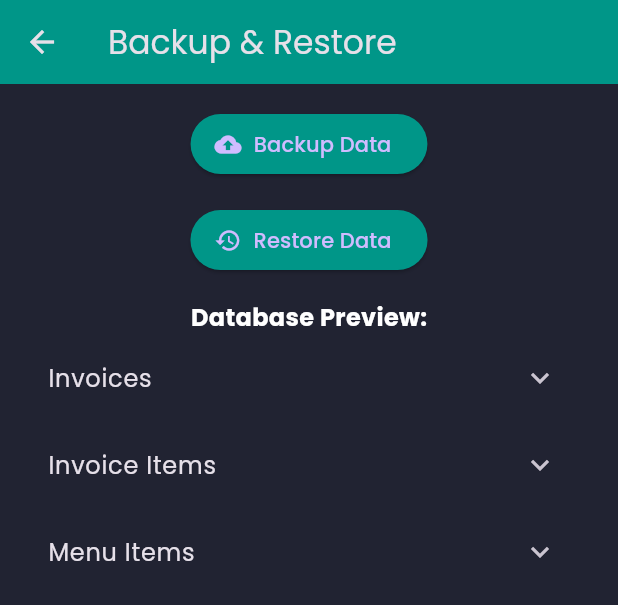
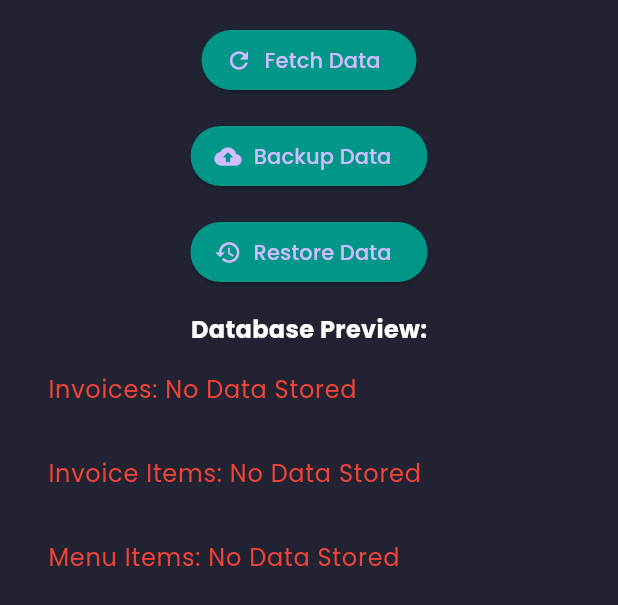
Before and after one commit to Kanglei-Inovations/dinepos, a Flutter app: the Settings widget shown alone on an empty page, opened directly, after a tap on "Restore Data", on a phone screen of 412 x 824 dp. Shown: the top 605 px of the screen. Run offline on Flutter 3.47's test engine with Material 3 defaults, Android fonts, the phone set to English and light mode, and no system bars; our stand-ins replace badges, file_picker, get, google_fonts, hive, hive_flutter and 1 more; accounts and stored records are empty.

Commit message:
backup and restorable database and file

```diff
--- a/lib/pages/settings.dart
+++ b/lib/pages/settings.dart
@@ -6,6 +6,10 @@ import 'package:hive/hive.dart';
 import 'package:archive/archive_io.dart';
 import 'package:file_picker/file_picker.dart';
 import 'package:share_plus/share_plus.dart';
+import 'package:provider/provider.dart';
+
+import '../provider/InvoiceProvider.dart';
+import '../provider/menu_items.dart';
 
 class Settings extends StatefulWidget {
   const Settings({Key? key}) : super(key: key);
@@ -18,61 +22,124 @@ class _SettingsState extends State<Settings> {
   List<dynamic> invoices = [];
   List<dynamic> invoiceItems = [];
   List<dynamic> menuItems = [];
-
+  String database = "";
   @override
   void initState() {
     super.initState();
-    _fetchDatabaseData();
+    WidgetsBinding.instance.addPostFrameCallback((_) {
+      _fetchDatabaseData(); // Corrected: Calling the method properly
+    });
   }
 
   Future<void> _fetchDatabaseData() async {
-    var invoiceBox = Hive.box('invoices');
-    var invoiceItemBox = Hive.box('invoice_items');
-    var menuItemBox = Hive.box('menu_items');
+    try {
+      final menuProvider =
+          Provider.of<MenuItemsProvider>(context, listen: false);
+      final invoiceProvider =
+          Provider.of<InvoiceProvider>(context, listen: false);
 
-    setState(() {
-      invoices = invoiceBox.values.toList();
-      invoiceItems = invoiceItemBox.values.toList();
-      menuItems = menuItemBox.values.toList();
-    });
+      setState(() {
+        // Fetch data from providers
+        menuItems = menuProvider.menuItems.map((item) {
+          return {
+            'id': item.id,
+            'name': item.name,
+            'price': item.price,
+            'offerPrice': item.offerPrice,
+            'stock': item.stock,
+            'category': item.category,
+            'subCategory': item.subCategory,
+            'unitType': item.unitType,
+            'description': item.description,
+            'imageUrl': item.imageUrl,
+            'quantity': item.quantity,
+          };
+        }).toList();
+        invoices = invoiceProvider.invoices;
+        invoiceItems = invoiceProvider.invoiceItems;
+
+        print('Menu Items loaded: $menuItems');
+        print('Invoices loaded: $invoices');
+        print('Invoice Items loaded: $invoiceItems');
+      });
+    } catch (e) {
+      print('Error fetching database data: $e');
+    }
   }
+
 
   Future<void> _backupData() async {
     try {
+      // Get the directory containing the images
+      Directory imageDirectory = await getWritableDirectory(); // Use your method to get directory
+      if (!await imageDirectory.exists()) {
+        throw Exception('Image directory does not exist.');
+      }
+
+      // Get all image files from the directory (assuming you store images here)
+      List<FileSystemEntity> imageFiles = imageDirectory.listSync(recursive: true);
+      List<File> imagesToBackup = imageFiles
+          .where((entity) => entity is File && entity.path.endsWith('.jpg') || entity.path.endsWith('.png')) // Add more formats as needed
+          .map((entity) => entity as File)
+          .toList();
+
+      // Create a backup directory for the zip file
+      final directory = await getApplicationDocumentsDirectory();
+      final backupFile = File('${directory.path}/dinepos_backup.zip');
+      final encoder = ZipFileEncoder();
+      encoder.create(backupFile.path);
+
+      // Backup JSON data
       Map<String, dynamic> database = {
-        'invoices': invoices,
-        'invoice_items': invoiceItems,
-        'menu_items': menuItems,
+        'invoices': invoices, // Replace with your actual data
+        'invoice_items': invoiceItems, // Replace with your actual data
+        'menu_items': menuItems, // Replace with your actual data
       };
 
-      // Serialize to JSON
       String jsonData = jsonEncode(database);
+      File jsonBackupFile = File('${directory.path}/database_backup.json');
+      jsonBackupFile.writeAsStringSync(jsonData);
 
-      // Save as a ZIP file
-      final directory = await getApplicationDocumentsDirectory();
-      final backupFile = File('${directory.path}/dinepos_backup.zip');
+      encoder.addFile(jsonBackupFile);
 
-      final encoder = ZipFileEncoder();
-      encoder.create(backupFile.path);
-      encoder.addFile(File('${directory.path}/database_backup.json')..writeAsStringSync(jsonData));
+      // Add all images from the image directory to the zip file
+      for (var image in imagesToBackup) {
+        // Add each image with the original folder structure
+        String relativePath = image.path.replaceFirst(imageDirectory.path, '');
+        encoder.addFile(image, relativePath);
+      }
+
       encoder.close();
 
       ScaffoldMessenger.of(context).showSnackBar(SnackBar(
         content: Text('Backup created successfully at ${backupFile.path}'),
       ));
 
-      // Share the backup
-      await Share.shareXFiles([XFile(backupFile.path)], text: 'DinePOS Database Backup');
+      // Optionally, share the backup file
+      await Share.shareXFiles([XFile(backupFile.path)],
+          text: 'DinePOS Database Backup');
     } catch (e) {
       ScaffoldMessenger.of(context).showSnackBar(SnackBar(
         content: Text('Backup failed: $e'),
       ));
+      print('Error during backup: $e');
+    }
+  }
+
+// Function to get the writable directory based on the platform
+  Future<Directory> getWritableDirectory() async {
+    if (Platform.isWindows || Platform.isLinux || Platform.isMacOS) {
+      // Use the user's home directory or a custom folder
+      final home = Directory.current;
+      return Directory('${home.path}/dbImage')..createSync(recursive: true);
+    } else {
+      // Use standard app document directory for mobile platforms
+      return getApplicationDocumentsDirectory();
     }
   }
 
   Future<void> _restoreData() async {
     try {
-      // Pick a ZIP file
       FilePickerResult? result = await FilePicker.platform.pickFiles(
         type: FileType.custom,
         allowedExtensions: ['zip'],
@@ -83,66 +150,98 @@ class _SettingsState extends State<Settings> {
         final directory = await getApplicationDocumentsDirectory();
         final extractPath = directory.path;
 
-        // Extract the ZIP file
         final bytes = zipFile.readAsBytesSync();
         final archive = ZipDecoder().decodeBytes(bytes);
 
+        // Extract files from the archive (JSON and images)
         for (var file in archive) {
           final filename = '$extractPath/${file.name}';
           if (file.isFile) {
             final outputFile = File(filename);
             outputFile.createSync(recursive: true);
             outputFile.writeAsBytesSync(file.content as List<int>);
+
+            // Check if the file is an image and store it in the image directory
+            if (filename.endsWith('.jpg') || filename.endsWith('.png')) {
+              // Move the image to the app's image directory
+              Directory imageDirectory = await getWritableDirectory();
+              File restoredImage = File('${imageDirectory.path}/${file.name}');
+              restoredImage.writeAsBytesSync(file.content as List<int>);
+            }
           }
         }
 
-        // Read the extracted JSON file
+        // Restore JSON data
         final jsonFile = File('$extractPath/database_backup.json');
+        if (!jsonFile.existsSync()) {
+          throw Exception('Extracted JSON file not found.');
+        }
+
         String jsonData = jsonFile.readAsStringSync();
         Map<String, dynamic> database = jsonDecode(jsonData);
 
-        // Restore the data into Hive
         var invoiceBox = Hive.box('invoices');
         var invoiceItemBox = Hive.box('invoice_items');
         var menuItemBox = Hive.box('menu_items');
 
-        await invoiceBox.clear();
-        await invoiceItemBox.clear();
-        await menuItemBox.clear();
-
-        for (var item in database['invoices']) {
-          invoiceBox.add(item);
-        }
-        for (var item in database['invoice_items']) {
-          invoiceItemBox.add(item);
-        }
-        for (var item in database['menu_items']) {
-          menuItemBox.add(item);
-        }
+        // Check and add new data to Hive boxes, skipping duplicates based on id
+        await _restoreItemsToBox(database['invoices'], invoiceBox);
+        await _restoreItemsToBox(database['invoice_items'], invoiceItemBox);
+        await _restoreItemsToBox(database['menu_items'], menuItemBox);
 
         ScaffoldMessenger.of(context).showSnackBar(SnackBar(
           content: Text('Data restored successfully!'),
         ));
+
         _fetchDatabaseData(); // Refresh the UI
       }
     } catch (e) {
       ScaffoldMessenger.of(context).showSnackBar(SnackBar(
         content: Text('Restore failed: $e'),
       ));
+      print('Error during restore: $e');
     }
   }
 
+// Helper method to restore items into a Hive box
+  Future<void> _restoreItemsToBox(List<dynamic> items, Box box) async {
+    for (var item in items) {
+      // Check if the item already exists based on the 'id' field
+      bool itemExists = box.values.any((existingItem) {
+        if (existingItem is Map<String, dynamic>) {
+          return existingItem['id'] == item['id']; // Assuming the item has an 'id' field
+        }
+        return false;
+      });
+
+      // If item doesn't exist, add it
+      if (!itemExists) {
+        box.add(item);
+      }
+    }
+  }
+
+
+
+
   @override
   Widget build(BuildContext context) {
-    return Scaffold(
-      appBar: AppBar(
-        title: Text('Backup & Restore'),
-        backgroundColor: Colors.teal,
-      ),
-      body: Padding(
+    return Expanded(
+      child: Padding(
         padding: const EdgeInsets.all(16.0),
         child: Column(
           children: [
+            ElevatedButton.icon(
+              onPressed: () {
+                _fetchDatabaseData();
+              },
+              icon: Icon(Icons.refresh),
+              label: Text('Fetch Data'),
+              style: ElevatedButton.styleFrom(
+                backgroundColor: Colors.teal,
+              ),
+            ),
+            SizedBox(height: 16),
             ElevatedButton.icon(
               onPressed: _backupData,
               icon: Icon(Icons.backup),
@@ -181,13 +280,21 @@ class _SettingsState extends State<Settings> {
   }
 
   Widget _buildSection(String title, List<dynamic> data) {
+    if (data.isEmpty) {
+      return ListTile(
+        title:
+            Text('$title: No Data Stored', style: TextStyle(color: Colors.red)),
+      );
+    }
+
     return ExpansionTile(
       title: Text(title, style: TextStyle(fontSize: 16)),
-      children: data
-          .map((item) => ListTile(
-        title: Text(item.toString()),
-      ))
-          .toList(),
+      children: data.map((item) {
+        String displayText = item?.toString() ?? 'Empty item';
+        return ListTile(
+          title: Text(displayText),
+        );
+      }).toList(),
     );
   }
 }
```
